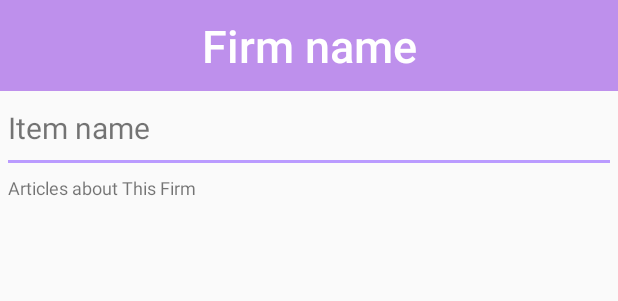
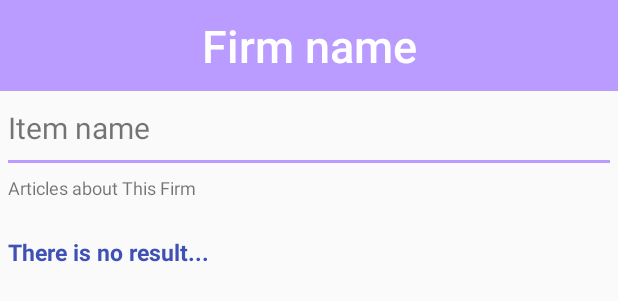
Before and after one commit to Haejoon0313/2020_Fall_Barcode_Reader, an Android app: the layout fragment_result.xml on its own in the app's theme, with its tools: preview values and no code run, on a phone screen of 412 x 824 dp. Shown: the top 301 px of the screen. Run offline under Robolectric (Android 15) with nearby library versions, the light colour scheme and no system bars.

Commit message:
English Localization

```diff
--- a/app/src/main/java/com/example/barcodereader/http/ServerConnection.java
+++ b/app/src/main/java/com/example/barcodereader/http/ServerConnection.java
@@ -29,8 +29,8 @@ public class ServerConnection {
                 Bundle bun = postJSONparse(resultJSONData);
 
                 if(bun.getString("firmName") == "null"){
-                    resultbundle.putString("firmName", "결과 없음");
-                    resultbundle.putString("itemName", "제품 검색 결과 없음");
+                    resultbundle.putString("firmName", "No Result");
+                    resultbundle.putString("itemName", "");
                     resultbundle.putBundle("firmNews", null);
                 }else{
                     resultbundle.putString("firmName", bun.getString("firmName"));
@@ -87,7 +87,7 @@ public class ServerConnection {
         } catch (IOException e) {
             e.printStackTrace();
         }
-        //Log.d("resultData", resultData);
+        Log.d("RESULT DATA", resultData);
         return resultData;
     }
 
--- a/app/src/main/res/layout/fragment_result.xml
+++ b/app/src/main/res/layout/fragment_result.xml
@@ -14,7 +14,7 @@
         android:id="@+id/firm_name"
         android:layout_width="match_parent"
         android:layout_height="wrap_content"
-        android:background="#BE90EC"
+        android:background="@color/colorPrimaryDark"
         android:fontFamily="sans-serif-medium"
         android:outlineAmbientShadowColor="#000000"
         android:outlineProvider="bounds"
@@ -63,7 +63,7 @@
                 android:layout_width="match_parent"
                 android:layout_height="match_parent"
                 android:paddingTop="8dp"
-                android:text=" "
+                android:text="There is no result..."
                 android:textAlignment="viewStart"
                 android:textColor="#3F51B5"
                 android:textSize="15sp"
```
